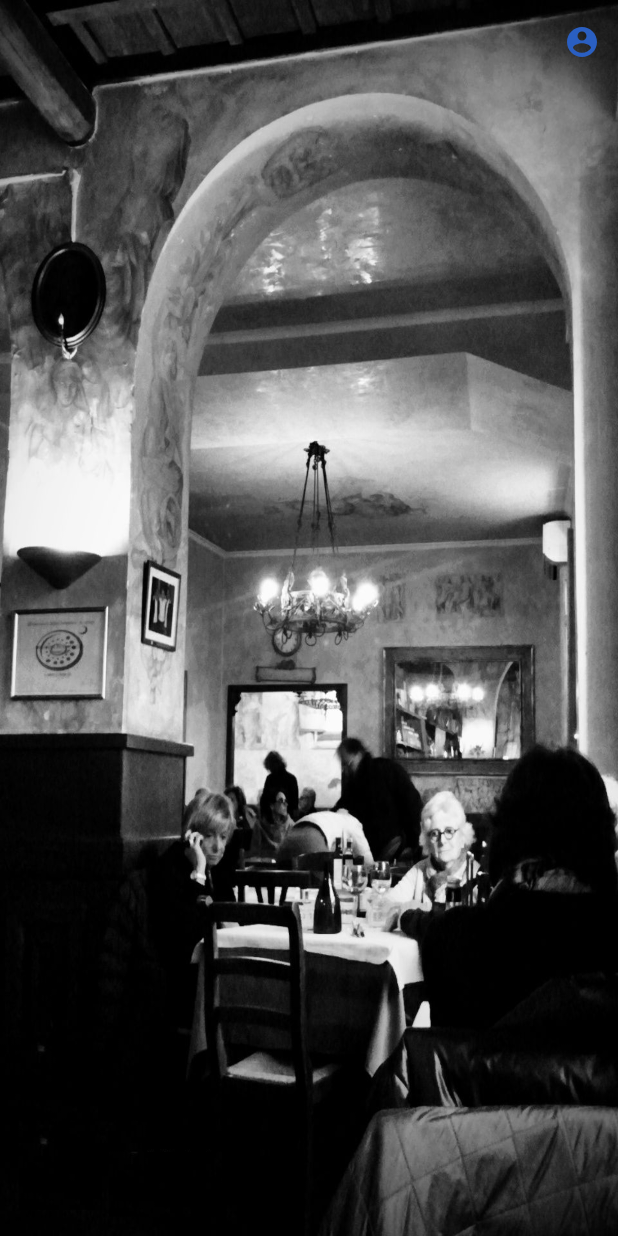
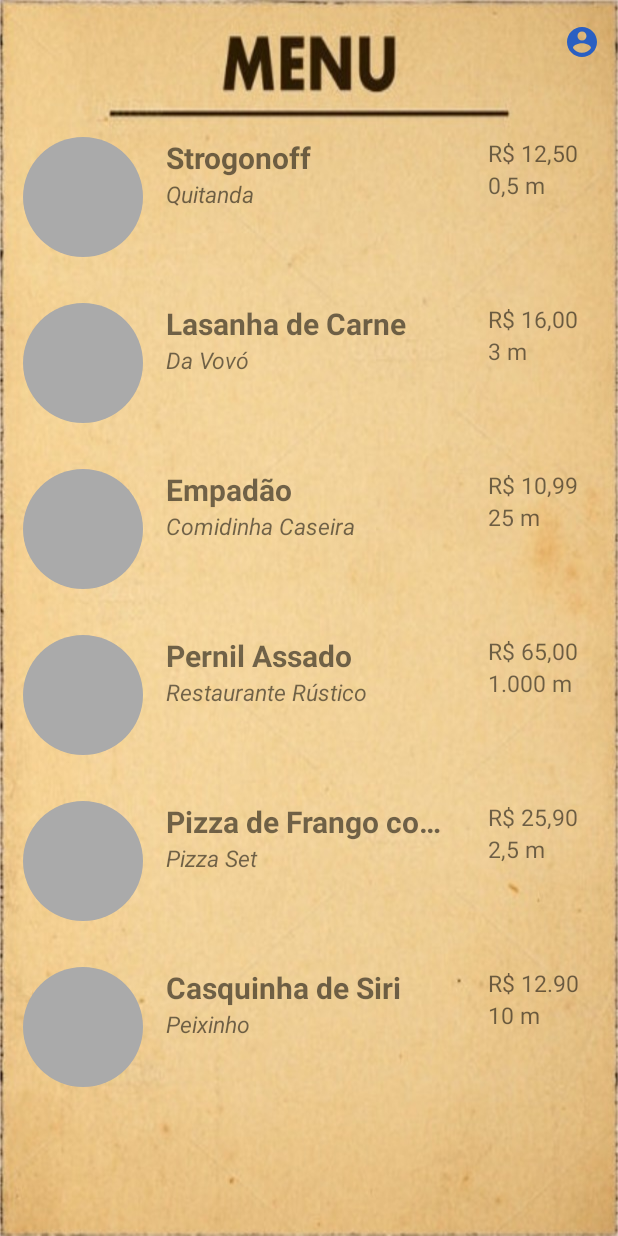
Before and after one commit to alefersaljr/iQueFome_Kotlin, an Android app: the screen it shows after launch (ClienteInicial), on a phone screen of 412 x 824 dp. Run offline under Robolectric (Android 15) with nearby library versions, the phone set to English and light mode, and no system bars; our stand-ins replace CircleImageView.

Commit message:
09/05/2019
- RecyclerView
- Background Image
- Funcionamento do botão back
- Início de população de dados com bd

```diff
--- a/app/build.gradle
+++ b/app/build.gradle
@@ -3,6 +3,8 @@ apply plugin: 'com.android.application'
 apply plugin: 'kotlin-android'
 
 apply plugin: 'kotlin-android-extensions'
+
+apply plugin: 'kotlin-kapt'
 
 android {
     compileSdkVersion 28
@@ -25,16 +27,27 @@ android {
 dependencies {
     implementation fileTree(dir: 'libs', include: ['*.jar'])
     implementation "org.jetbrains.kotlin:kotlin-stdlib-jdk7:$kotlin_version"
+    implementation 'com.android.support:appcompat-v7:28.0.0'
+    implementation 'com.android.support.constraint:constraint-layout:1.1.3'
+    implementation 'com.android.support:design:28.0.0'
     implementation 'androidx.appcompat:appcompat:1.0.2'
     implementation 'androidx.core:core-ktx:1.0.1'
     implementation 'androidx.constraintlayout:constraintlayout:1.1.3'
     implementation 'androidx.legacy:legacy-support-v4:1.0.0'
+    implementation 'com.android.support:recyclerview-v7:28.1.0'
+
+    // ViewModel e LiveData
+    implementation "android.arch.lifecycle:extensions:$lifecycle_version"
+    implementation "android.arch.persistence.room:runtime:$room_version"
+    annotationProcessor "android.arch.persistence.room:compiler:$room_version"
+    kapt "android.arch.persistence.room:compiler:$room_version"
+
+
+    implementation 'de.hdodenhof:circleimageview:2.2.0'
+    implementation 'com.squareup.picasso:picasso:2.5.2'
+
+    //Teste
     testImplementation 'junit:junit:4.12'
     androidTestImplementation 'androidx.test:runner:1.1.1'
     androidTestImplementation 'androidx.test.espresso:espresso-core:3.1.1'
-
-    implementation 'com.android.support:design:28.0.0'
-
-    implementation 'de.hdodenhof:circleimageview:2.2.0'
-    implementation 'com.squareup.picasso:picasso:2.5.2'
 }
--- a/app/src/main/java/br/com/alexandre_salgueirinho/iquefome_kotlin/ClienteInicial.kt
+++ b/app/src/main/java/br/com/alexandre_salgueirinho/iquefome_kotlin/ClienteInicial.kt
@@ -8,11 +8,10 @@ import android.view.MenuItem
 import android.widget.Toast
 import androidx.appcompat.app.ActionBarDrawerToggle
 import androidx.drawerlayout.widget.DrawerLayout
+import androidx.recyclerview.widget.LinearLayoutManager
+import kotlinx.android.synthetic.main.activity_cliente_inicial.*
 
 class ClienteInicial : AppCompatActivity() {
-
-    private lateinit var mDrawerLayout: DrawerLayout
-    private lateinit var mToggle: ActionBarDrawerToggle
 
     private lateinit var mToolbar: androidx.appcompat.widget.Toolbar
 
@@ -20,24 +19,13 @@ class ClienteInicial : AppCompatActivity() {
         super.onCreate(savedInstanceState)
         setContentView(R.layout.activity_cliente_inicial)
 
-        mToolbar = findViewById(R.id.toolbar)
+        mToolbar = findViewById(R.id.toolbar_include)
 
         setSupportActionBar(mToolbar)
 
-//        mDrawerLayout = findViewById(R.id.drawer)
-//        mToggle = ActionBarDrawerToggle(this, mDrawerLayout, R.string.open, R.string.close)
-//        mDrawerLayout.addDrawerListener(mToggle)
-//        mToggle.syncState()
-//        supportActionBar?.setDisplayHomeAsUpEnabled(true)
+        recyclerView_inicial.layoutManager = LinearLayoutManager(this)
+        recyclerView_inicial.adapter = InicialAdapter ()
     }
-
-//    override fun onOptionsItemSelected(item: MenuItem?): Boolean {
-//
-//        if (mToggle.onOptionsItemSelected(item)) {
-//            return true
-//        }
-//        return super.onOptionsItemSelected(item)
-//    }
 
     override fun onCreateOptionsMenu(menu: Menu?): Boolean {
         menuInflater.inflate(R.menu.action_menu, menu)
@@ -46,7 +34,6 @@ class ClienteInicial : AppCompatActivity() {
 
     override fun onOptionsItemSelected(item: MenuItem?): Boolean {
         when (item?.itemId) {
-//            R.id.action_menu_profile -> Toast.makeText(this, "Clicou em perfil", Toast.LENGTH_SHORT).show()
             R.id.action_menu_profile -> startActivity(Intent(this, ClienteProfile :: class.java))
         }
         return true
--- a/app/src/main/java/br/com/alexandre_salgueirinho/iquefome_kotlin/ClienteProfile.kt
+++ b/app/src/main/java/br/com/alexandre_salgueirinho/iquefome_kotlin/ClienteProfile.kt
@@ -9,6 +9,7 @@ import android.widget.Toast
 class ClienteProfile : AppCompatActivity() {
 
     private lateinit var mToolbar: androidx.appcompat.widget.Toolbar
+    val idBackButton = 16908332
 
     override fun onCreate(savedInstanceState: Bundle?) {
         super.onCreate(savedInstanceState)
@@ -16,7 +17,6 @@ class ClienteProfile : AppCompatActivity() {
 
         mToolbar = findViewById(R.id.toolbar)
         setSupportActionBar(mToolbar)
-        supportActionBar?.setDisplayHomeAsUpEnabled(true)
         supportActionBar?.setDisplayHomeAsUpEnabled(true)
     }
 
@@ -27,13 +27,9 @@ class ClienteProfile : AppCompatActivity() {
 
     override fun onOptionsItemSelected(item: MenuItem?): Boolean {
         when (item?.itemId) {
+            idBackButton -> onBackPressed()
             R.id.action_menu_profile_page_deslogar -> Toast.makeText(this, "Clicou em deslogar", Toast.LENGTH_SHORT).show()
         }
         return true
     }
-
-    override fun onSupportNavigateUp(): Boolean {
-        onBackPressed()
-        return true
-    }
 }
--- /dev/null
+++ b/app/src/main/java/br/com/alexandre_salgueirinho/iquefome_kotlin/InicialAdapter.kt
@@ -0,0 +1,41 @@
+package br.com.alexandre_salgueirinho.iquefome_kotlin
+
+import android.view.LayoutInflater
+import android.view.View
+import android.view.ViewGroup
+import androidx.recyclerview.widget.RecyclerView
+import kotlinx.android.synthetic.main.item_prato.view.*
+
+class  InicialAdapter: RecyclerView.Adapter<CustomViewModel>() {
+
+    val pratosNomes = listOf ("Strogonoff", "Lasanha de Carne", "Empadão", "Pernil Assado", "Pizza de Frango com Catupiry", "Casquinha de Siri")
+    val restaurantesNomes = listOf ("Quitanda", "Da Vovó", "Comidinha Caseira", "Restaurante Rústico", "Pizza Set", "Peixinho")
+    val pratosPrecos = listOf ("R\$ 12,50", "R\$ 16,00", "R\$ 10,99", "R\$ 65,00", "R\$ 25,90", "R\$ 12.90")
+    val restaurantesDistancia = listOf ("0,5 m", "3 m", "25 m", "1.000 m", "2,5 m", "10 m")
+
+    override fun getItemCount(): Int {
+        return pratosNomes.size
+    }
+
+    override fun onCreateViewHolder(parent: ViewGroup, viewType: Int): CustomViewModel {
+        val layoutInflater = LayoutInflater.from(parent.context)
+        val itemPrato = layoutInflater.inflate(R.layout.item_prato, parent, false)
+        return CustomViewModel(itemPrato)
+    }
+
+    override fun onBindViewHolder(holder: CustomViewModel, position: Int) {
+        val pratoNome = pratosNomes.get(position)
+        val restauranteNome = restaurantesNomes.get(position)
+        val pratoPreco = pratosPrecos.get(position)
+        val restauranteDistancia = restaurantesDistancia.get(position)
+
+        holder.view.textView_Nome_Prato.text = pratoNome
+        holder.view.textView_Restaurante.text = restauranteNome
+        holder.view.textView_Preco.text = pratoPreco
+        holder.view.textView_Distancia.text = restauranteDistancia
+    }
+}
+
+class CustomViewModel(val view: View): RecyclerView.ViewHolder(view){
+
+}
--- a/app/src/main/res/layout/activity_cliente_inicial.xml
+++ b/app/src/main/res/layout/activity_cliente_inicial.xml
@@ -6,9 +6,20 @@
         android:layout_width="match_parent"
         android:layout_height="match_parent"
         tools:context=".ClienteInicial"
-        android:background="@drawable/app_back3">
+        android:background="@drawable/menu_back">
 
     <include
+            android:id="@+id/toolbar_include"
             layout="@layout/layout_toolbar"/>
 
+    <androidx.recyclerview.widget.RecyclerView
+            android:id="@+id/recyclerView_inicial"
+            android:layout_width="match_parent"
+            android:layout_height="match_parent"
+            android:layout_below="@+id/toolbar_include"
+            android:layout_marginTop="20sp">
+
+
+    </androidx.recyclerview.widget.RecyclerView>
+
 </RelativeLayout>
--- /dev/null
+++ b/app/src/main/res/layout/item_prato.xml
@@ -0,0 +1,78 @@
+<?xml version="1.0" encoding="utf-8"?>
+<LinearLayout
+        xmlns:android="http://schemas.android.com/apk/res/android"
+        android:orientation="horizontal"
+        android:layout_width="match_parent"
+        android:layout_height="wrap_content">
+
+    <de.hdodenhof.circleimageview.CircleImageView
+            android:id="@+id/circleImage_Perfil"
+            android:layout_width="80sp"
+            android:layout_height="80sp"
+            android:layout_margin="15sp"
+            android:src="@android:color/darker_gray"/>
+
+    <LinearLayout
+            android:layout_width="match_parent"
+            android:layout_height="match_parent"
+            android:orientation="horizontal">
+
+
+        <LinearLayout
+                android:layout_width="0sp"
+                android:layout_height="match_parent"
+                android:layout_weight=".7"
+                android:orientation="vertical"
+                android:layout_marginTop="15sp"
+                android:layout_marginBottom="15sp">
+
+            <TextView
+                    android:id="@+id/textView_Nome_Prato"
+                    android:layout_width="wrap_content"
+                    android:layout_height="wrap_content"
+                    android:hint="NOME DO PRATO"
+                    android:textSize="20sp"
+                    android:textStyle="bold"
+                    android:maxLines="1"
+                    android:ellipsize="end"/>
+
+            <TextView
+                    android:id="@+id/textView_Restaurante"
+                    android:layout_width="wrap_content"
+                    android:layout_height="wrap_content"
+                    android:hint="RESTAURANTE"
+                    android:textSize="15sp"
+                    android:textStyle="italic"
+                    android:maxLines="1"
+                    android:ellipsize="end"/>
+
+        </LinearLayout>
+
+        <LinearLayout
+                android:layout_width="0sp"
+                android:layout_height="match_parent"
+                android:layout_weight=".25"
+                android:orientation="vertical"
+                android:layout_margin="15sp">
+            <!--android:layout_alignParentRight="true">-->
+
+            <TextView
+                    android:id="@+id/textView_Preco"
+                    android:layout_width="wrap_content"
+                    android:layout_height="wrap_content"
+                    android:hint="R$ 00,00"
+                    android:textSize="15sp"/>
+
+            <TextView
+                    android:id="@+id/textView_Distancia"
+                    android:layout_width="wrap_content"
+                    android:layout_height="wrap_content"
+                    android:textAlignment="viewEnd"
+                    android:hint="0 m"
+                    android:textSize="15sp"/>
+
+        </LinearLayout>
+
+    </LinearLayout>
+
+</LinearLayout>
--- a/build.gradle
+++ b/build.gradle
@@ -2,6 +2,8 @@
 
 buildscript {
     ext.kotlin_version = '1.3.30'
+    ext.lifecycle_version = '1.1.1'
+    ext.room_version = '1..1.'
     repositories {
         google()
         jcenter()
```
Also changed, not shown: app/src/main/res/drawable/menu_back.jpg (added).
